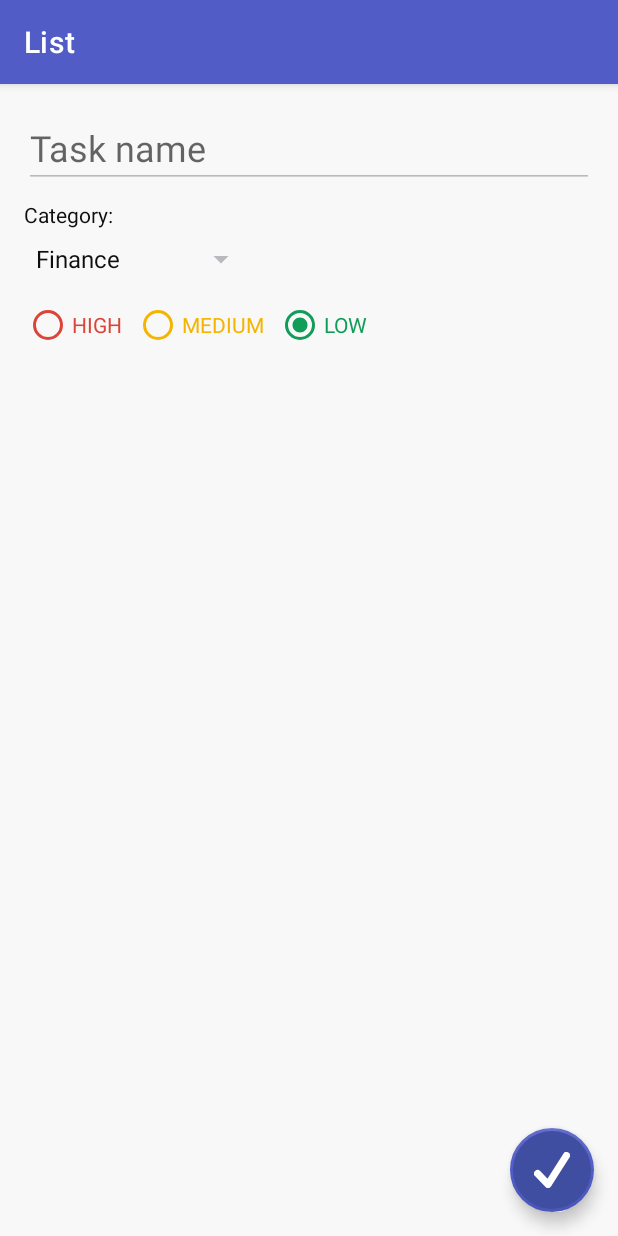
After one commit to TeenWolf3301/ToDoList, an Android app: the fragment DetailsFragment placed in its activity, on a phone screen of 412 x 824 dp. The commit adds this screen. Run offline under Robolectric (Android 15) with nearby library versions, the phone set to English and light mode, and no system bars; our stand-ins replace Dagger/Hilt's generated code, Room's generated code, navigation-ui.

Commit message:
Setup navigation between fragments, implement process death safety, added Converter to Priority enum and other small tweaks

```diff
--- a/app/src/main/AndroidManifest.xml
+++ b/app/src/main/AndroidManifest.xml
@@ -10,7 +10,9 @@
         android:roundIcon="@mipmap/ic_launcher_round"
         android:supportsRtl="true"
         android:theme="@style/Theme.ToDoList">
-        <activity android:name=".ui.MainActivity">
+        <activity
+            android:name=".ui.MainActivity"
+            android:windowSoftInputMode="adjustResize">
             <intent-filter>
                 <action android:name="android.intent.action.MAIN" />
 
--- a/app/src/main/java/com/teenwolf3301/to_do_list/ToDoApp.kt
+++ b/app/src/main/java/com/teenwolf3301/to_do_list/ToDoApp.kt
@@ -4,5 +4,4 @@ import android.app.Application
 import dagger.hilt.android.HiltAndroidApp
 
 @HiltAndroidApp
-class ToDoApp : Application() {
-}
+class ToDoApp : Application()
--- /dev/null
+++ b/app/src/main/java/com/teenwolf3301/to_do_list/data/Converter.kt
@@ -0,0 +1,16 @@
+package com.teenwolf3301.to_do_list.data
+
+import androidx.room.TypeConverter
+
+class Converter {
+
+    @TypeConverter
+    fun fromPriority(priority: Priority): String {
+        return priority.name
+    }
+
+    @TypeConverter
+    fun toPriority(priority: String): Priority {
+        return Priority.valueOf(priority)
+    }
+}
--- a/app/src/main/java/com/teenwolf3301/to_do_list/data/TaskDatabase.kt
+++ b/app/src/main/java/com/teenwolf3301/to_do_list/data/TaskDatabase.kt
@@ -2,6 +2,7 @@ package com.teenwolf3301.to_do_list.data
 
 import androidx.room.Database
 import androidx.room.RoomDatabase
+import androidx.room.TypeConverters
 import androidx.sqlite.db.SupportSQLiteDatabase
 import kotlinx.coroutines.CoroutineScope
 import kotlinx.coroutines.launch
@@ -9,6 +10,7 @@ import javax.inject.Inject
 import javax.inject.Provider
 
 @Database(entities = [Task::class], version = 1)
+@TypeConverters(Converter::class)
 abstract class TaskDatabase : RoomDatabase() {
 
     abstract fun taskDao(): TaskDao
--- a/app/src/main/java/com/teenwolf3301/to_do_list/ui/MainActivity.kt
+++ b/app/src/main/java/com/teenwolf3301/to_do_list/ui/MainActivity.kt
@@ -2,6 +2,11 @@ package com.teenwolf3301.to_do_list.ui
 
 import android.os.Bundle
 import androidx.appcompat.app.AppCompatActivity
+import androidx.navigation.NavController
+import androidx.navigation.fragment.NavHostFragment
+import androidx.navigation.fragment.findNavController
+import androidx.navigation.ui.setupActionBarWithNavController
+import com.teenwolf3301.to_do_list.R
 import com.teenwolf3301.to_do_list.databinding.ActivityMainBinding
 import com.teenwolf3301.to_do_list.util.APP_ACTIVITY
 import dagger.hilt.android.AndroidEntryPoint
@@ -10,6 +15,7 @@ import dagger.hilt.android.AndroidEntryPoint
 class MainActivity : AppCompatActivity() {
 
     private lateinit var mBinding: ActivityMainBinding
+    private lateinit var navController: NavController
 
     override fun onCreate(savedInstanceState: Bundle?) {
         super.onCreate(savedInstanceState)
@@ -17,5 +23,15 @@ class MainActivity : AppCompatActivity() {
         val view = mBinding.root
         setContentView(view)
         APP_ACTIVITY = this
+
+        val navHostFragment =
+            supportFragmentManager.findFragmentById(R.id.frame_container) as NavHostFragment
+        navController = navHostFragment.findNavController()
+
+        setupActionBarWithNavController(navController)
+    }
+
+    override fun onNavigateUp(): Boolean {
+        return navController.navigateUp() || super.onNavigateUp()
     }
 }
--- /dev/null
+++ b/app/src/main/java/com/teenwolf3301/to_do_list/ui/edit/DetailsFragment.kt
@@ -0,0 +1,35 @@
+package com.teenwolf3301.to_do_list.ui.edit
+
+import android.os.Bundle
+import android.view.View
+import androidx.core.view.isVisible
+import androidx.fragment.app.Fragment
+import androidx.fragment.app.viewModels
+import com.teenwolf3301.to_do_list.R
+import com.teenwolf3301.to_do_list.data.Priority
+import com.teenwolf3301.to_do_list.databinding.FragmentDetailsBinding
+import dagger.hilt.android.AndroidEntryPoint
+
+@AndroidEntryPoint
+class DetailsFragment : Fragment(R.layout.fragment_details) {
+
+    private val viewModel: DetailsViewModel by viewModels()
+
+    override fun onViewCreated(view: View, savedInstanceState: Bundle?) {
+        super.onViewCreated(view, savedInstanceState)
+
+        val binding = FragmentDetailsBinding.bind(view)
+
+        binding.apply {
+            etTaskName.setText(viewModel.taskName)
+            when (viewModel.taskPriority) {
+                Priority.HIGH -> rgPriority.check(R.id.rb_high)
+                Priority.MEDIUM -> rgPriority.check(R.id.rb_medium)
+                Priority.LOW -> rgPriority.check(R.id.rb_low)
+            }
+            rgPriority.jumpDrawablesToCurrentState()
+            tvDateCreated.isVisible = viewModel.task != null
+            tvDateCreated.text = "Created: ${viewModel.task?.formattedDate}"
+        }
+    }
+}
--- /dev/null
+++ b/app/src/main/java/com/teenwolf3301/to_do_list/ui/edit/DetailsViewModel.kt
@@ -0,0 +1,34 @@
+package com.teenwolf3301.to_do_list.ui.edit
+
+import androidx.lifecycle.SavedStateHandle
+import androidx.lifecycle.ViewModel
+import com.teenwolf3301.to_do_list.data.Priority
+import com.teenwolf3301.to_do_list.data.Task
+import dagger.hilt.android.lifecycle.HiltViewModel
+import javax.inject.Inject
+
+@HiltViewModel
+class DetailsViewModel @Inject constructor(
+    private val state: SavedStateHandle
+) : ViewModel() {
+
+    val task = state.get<Task>("task")
+
+    var taskName = state.get<String>("taskName") ?: task?.name ?: ""
+        set(value) {
+            field = value
+            state.set("taskName", value)
+        }
+
+    var taskCategory = state.get<String>("taskCategory") ?: task?.category ?: ""
+        set(value) {
+            field = value
+            state.set("taskCategory", value)
+        }
+
+    var taskPriority = state.get<String>("taskName") ?: task?.priority ?: Priority.LOW
+        set(value) {
+            field = value
+            state.set("taskName", value)
+        }
+}
--- a/app/src/main/java/com/teenwolf3301/to_do_list/ui/list/ListViewModel.kt
+++ b/app/src/main/java/com/teenwolf3301/to_do_list/ui/list/ListViewModel.kt
@@ -1,31 +1,34 @@
 package com.teenwolf3301.to_do_list.ui.list
 
-import androidx.lifecycle.ViewModel
-import androidx.lifecycle.asLiveData
-import androidx.lifecycle.viewModelScope
+import androidx.lifecycle.*
 import com.teenwolf3301.to_do_list.data.PreferencesRepository
 import com.teenwolf3301.to_do_list.data.SortOrder
 import com.teenwolf3301.to_do_list.data.Task
 import com.teenwolf3301.to_do_list.data.TaskDao
 import dagger.hilt.android.lifecycle.HiltViewModel
-import kotlinx.coroutines.flow.MutableStateFlow
+import kotlinx.coroutines.channels.Channel
 import kotlinx.coroutines.flow.combine
 import kotlinx.coroutines.flow.flatMapLatest
+import kotlinx.coroutines.flow.receiveAsFlow
 import kotlinx.coroutines.launch
 import javax.inject.Inject
 
 @HiltViewModel
 class ListViewModel @Inject constructor(
     private val taskDao: TaskDao,
-    private val preferencesRepository: PreferencesRepository
+    private val preferencesRepository: PreferencesRepository,
+    state: SavedStateHandle
 ) : ViewModel() {
 
-    val searchQuery = MutableStateFlow("")
+    val searchQuery = state.getLiveData("searchQuery", "")
 
     val preferencesFlow = preferencesRepository.preferencesFlow
 
+    private val itemEventChannel = Channel<ItemEvent>()
+    val itemEvent = itemEventChannel.receiveAsFlow()
+
     private val taskFlow = combine(
-        searchQuery,
+        searchQuery.asFlow(),
         preferencesFlow
     ) { query, filterPreferences ->
         Pair(query, filterPreferences)
@@ -35,7 +38,9 @@ class ListViewModel @Inject constructor(
 
     val list = taskFlow.asLiveData()
 
-    fun onTaskSelected(task: Task) {}
+    fun onTaskSelected(task: Task) = viewModelScope.launch {
+        itemEventChannel.send(ItemEvent.NavigateToEditItemScreen(task))
+    }
 
     fun onTaskCheckedChanged(task: Task, isChecked: Boolean) = viewModelScope.launch {
         taskDao.updateTask(task.copy(isCompleted = isChecked))
@@ -48,4 +53,13 @@ class ListViewModel @Inject constructor(
     fun onHideCompletedChange(hideCompleted: Boolean) = viewModelScope.launch {
         preferencesRepository.updateHideCompleted(hideCompleted)
     }
+
+    fun addNewItemOnClick() = viewModelScope.launch {
+        itemEventChannel.send(ItemEvent.NavigateToAddItemScreen)
+    }
+
+    sealed class ItemEvent {
+        object NavigateToAddItemScreen : ItemEvent()
+        data class NavigateToEditItemScreen(val task: Task) : ItemEvent()
+    }
 }
--- a/app/src/main/res/layout/fragment_edit.xml
+++ b/app/src/main/res/layout/fragment_details.xml
@@ -4,7 +4,7 @@
     xmlns:tools="http://schemas.android.com/tools"
     android:layout_width="match_parent"
     android:layout_height="match_parent"
-    tools:context=".ui.edit.EditFragment">
+    tools:context=".ui.edit.DetailsFragment">
 
     <androidx.appcompat.widget.LinearLayoutCompat
         android:layout_width="match_parent"
@@ -13,6 +13,7 @@
         android:orientation="vertical">
 
         <EditText
+            android:id="@+id/et_task_name"
             android:layout_width="match_parent"
             android:layout_height="wrap_content"
             android:layout_marginStart="@dimen/default_margin"
--- a/app/src/main/res/layout/list_item.xml
+++ b/app/src/main/res/layout/list_item.xml
@@ -17,7 +17,7 @@
         android:button="@drawable/custom_checkbox"
         android:inputType="none"
         android:minWidth="0dp"
-        android:minHeight="0dp"/>
+        android:minHeight="0dp" />
 
     <TextView
         android:id="@+id/tv_item_name"
--- a/app/src/main/res/navigation/nav_graph.xml
+++ b/app/src/main/res/navigation/nav_graph.xml
@@ -6,18 +6,31 @@
     app:startDestination="@id/listFragment">
 
     <fragment
-        android:id="@+id/editFragment"
-        android:name="com.teenwolf3301.to_do_list.ui.edit.EditFragment"
-        android:label="fragment_edit"
-        tools:layout="@layout/fragment_edit" />
+        android:id="@+id/detailsFragment"
+        android:name="com.teenwolf3301.to_do_list.ui.edit.DetailsFragment"
+        android:label="{title}"
+        tools:layout="@layout/fragment_details">
+        <argument
+            android:name="task"
+            android:defaultValue="@null"
+            app:argType="com.teenwolf3301.to_do_list.data.Task"
+            app:nullable="true" />
+        <argument
+            android:name="title"
+            app:argType="string" />
+    </fragment>
     <fragment
         android:id="@+id/listFragment"
         android:name="com.teenwolf3301.to_do_list.ui.list.ListFragment"
-        android:label="fragment_list"
-        tools:layout="@layout/fragment_list" />
+        android:label="List"
+        tools:layout="@layout/fragment_list">
+        <action
+            android:id="@+id/action_listFragment_to_editFragment"
+            app:destination="@id/detailsFragment" />
+    </fragment>
     <activity
         android:id="@+id/mainActivity"
         android:name="com.teenwolf3301.to_do_list.ui.MainActivity"
-        android:label="activity_main"
+        android:label="APP_ACTIVITY"
         tools:layout="@layout/activity_main" />
 </navigation>
--- a/build.gradle
+++ b/build.gradle
@@ -1,5 +1,5 @@
 buildscript {
-    ext{
+    ext {
         kotlin_version = "1.5.10"
         minSdkVersion = 23
         targetSdkVersion = 30
```
Also changed, not shown: app/build.gradle (+4 -4 lines), app/src/main/java/com/teenwolf3301/to_do_list/ui/edit/EditFragment.kt (deleted, +0 -16 lines), app/src/main/java/com/teenwolf3301/to_do_list/ui/list/ListFragment.kt (+28 -0 lines).
